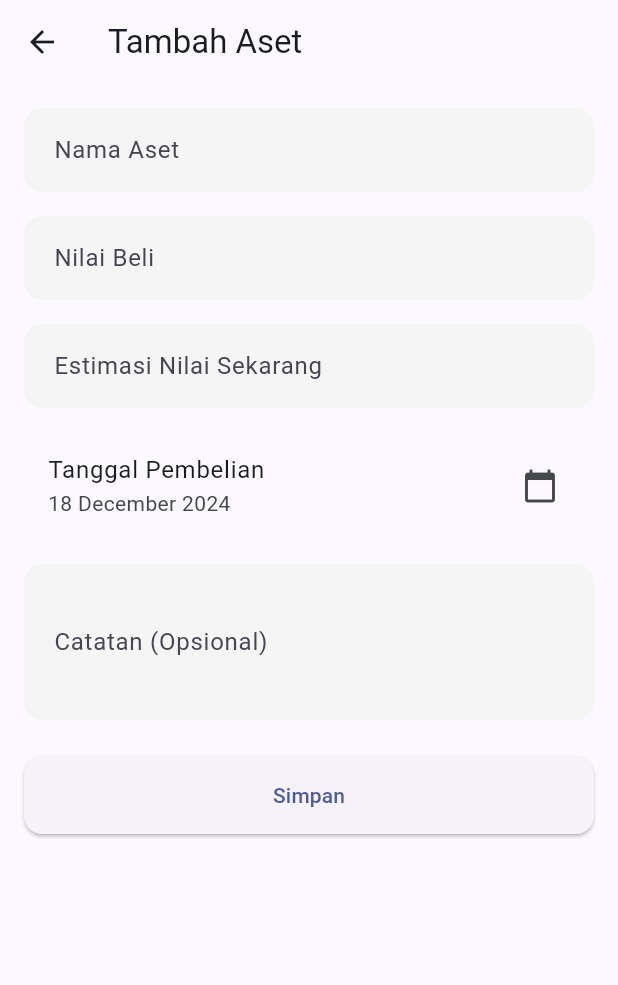
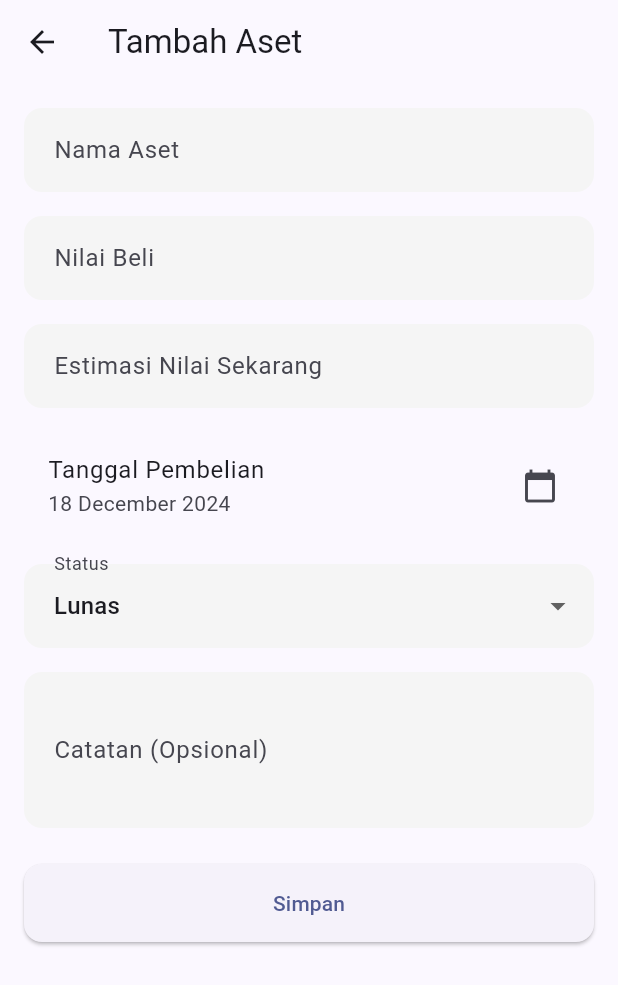
Before and after one commit to aguspuryanto/finance_app, a Flutter app: the AddAssetScreen screen opened directly, on a phone screen of 412 x 824 dp. Shown: the top 985 px of the screen. Run offline on Flutter 3.47's test engine with Material 3 defaults, Android fonts, the light colour scheme and no system bars; our stand-ins replace fl_chart, supabase_flutter; accounts and stored records are empty.

Commit message:
perbaikan data asset

```diff
--- a/lib/models/asset.dart
+++ b/lib/models/asset.dart
@@ -4,6 +4,7 @@ class Asset {
   final double purchaseValue;
   final double currentValue;
   final String purchaseDate;
+  final String status;
   final String? notes;
 
   Asset({
@@ -12,6 +13,7 @@ class Asset {
     required this.purchaseValue,
     required this.currentValue,
     required this.purchaseDate,
+    required this.status,
     this.notes,
   });
 
@@ -21,6 +23,7 @@ class Asset {
       'purchase_value': purchaseValue,
       'current_value': currentValue,
       'purchase_date': purchaseDate,
+      'status': status,
       'notes': notes,
     };
   }
@@ -32,6 +35,7 @@ class Asset {
       purchaseValue: map['purchase_value'],
       currentValue: map['current_value'],
       purchaseDate: map['purchase_date'],
+      status: map['status'] ?? 'Lunas',
       notes: map['notes'],
     );
   }
--- a/lib/screens/asset/add_asset_screen.dart
+++ b/lib/screens/asset/add_asset_screen.dart
@@ -18,6 +18,7 @@ class _AddAssetScreenState extends State<AddAssetScreen> {
   final _currentValueController = TextEditingController();
   final _notesController = TextEditingController();
   DateTime _purchaseDate = DateTime.now();
+  String _status = 'Lunas';
 
   @override
   Widget build(BuildContext context) {
@@ -103,6 +104,29 @@ class _AddAssetScreenState extends State<AddAssetScreen> {
               },
             ),
             const SizedBox(height: 16),
+            DropdownButtonFormField<String>(
+              value: _status,
+              decoration: const InputDecoration(
+                labelText: 'Status',
+                border: OutlineInputBorder(),
+              ),
+              items: const [
+                DropdownMenuItem(
+                  value: 'Lunas',
+                  child: Text('Lunas'),
+                ),
+                DropdownMenuItem(
+                  value: 'Kredit',
+                  child: Text('Kredit'),
+                ),
+              ],
+              onChanged: (value) {
+                setState(() {
+                  _status = value!;
+                });
+              },
+            ),
+            const SizedBox(height: 16),
             TextFormField(
               controller: _notesController,
               decoration: const InputDecoration(
@@ -120,6 +144,7 @@ class _AddAssetScreenState extends State<AddAssetScreen> {
                     purchaseValue: double.parse(_purchaseValueController.text),
                     currentValue: double.parse(_currentValueController.text),
                     purchaseDate: DateFormat('yyyy-MM-dd').format(_purchaseDate),
+                    status: _status,
                     notes: _notesController.text.isEmpty
                         ? null
                         : _notesController.text,
--- a/lib/screens/asset/edit_asset_screen.dart
+++ b/lib/screens/asset/edit_asset_screen.dart
@@ -20,6 +20,7 @@ class _EditAssetScreenState extends State<EditAssetScreen> {
   late TextEditingController _currentValueController;
   late TextEditingController _notesController;
   late DateTime _purchaseDate;
+  late String _status;
 
   @override
   void initState() {
@@ -33,6 +34,7 @@ class _EditAssetScreenState extends State<EditAssetScreen> {
     );
     _notesController = TextEditingController(text: widget.asset.notes);
     _purchaseDate = DateTime.parse(widget.asset.purchaseDate);
+    _status = widget.asset.status;
   }
 
   @override
@@ -155,6 +157,29 @@ class _EditAssetScreenState extends State<EditAssetScreen> {
               },
             ),
             const SizedBox(height: 16),
+            DropdownButtonFormField<String>(
+              value: _status,
+              decoration: const InputDecoration(
+                labelText: 'Status',
+                border: OutlineInputBorder(),
+              ),
+              items: const [
+                DropdownMenuItem(
+                  value: 'Lunas',
+                  child: Text('Lunas'),
+                ),
+                DropdownMenuItem(
+                  value: 'Kredit',
+                  child: Text('Kredit'),
+                ),
+              ],
+              onChanged: (value) {
+                setState(() {
+                  _status = value!;
+                });
+              },
+            ),
+            const SizedBox(height: 16),
             TextFormField(
               controller: _notesController,
               decoration: const InputDecoration(
@@ -173,6 +198,7 @@ class _EditAssetScreenState extends State<EditAssetScreen> {
                     purchaseValue: double.parse(_purchaseValueController.text),
                     currentValue: double.parse(_currentValueController.text),
                     purchaseDate: DateFormat('yyyy-MM-dd').format(_purchaseDate),
+                    status: _status,
                     notes: _notesController.text.isEmpty
                         ? null
                         : _notesController.text,
```
Also changed, not shown: lib/screens/asset/asset_list_screen.dart (+27 -0 lines).
